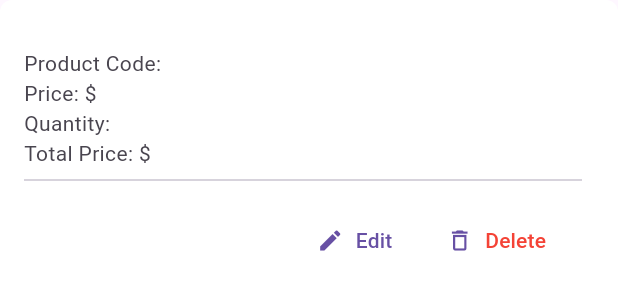
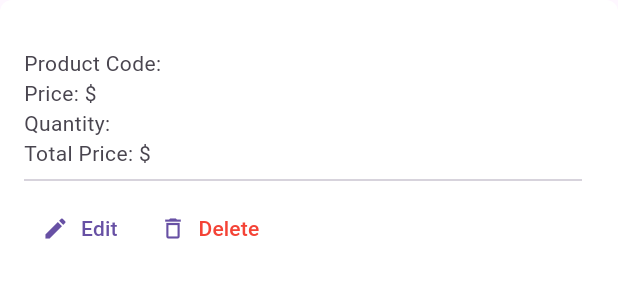
Before and after one commit to MontasirOpi/CARD_API_TEST, a Flutter app: the ProductItem widget shown alone on an empty page, opened directly with empty values, on a phone screen of 412 x 824 dp. Shown: the top 300 px of the screen. Run offline on Flutter 3.47's test engine with Material 3 defaults, Android fonts, the phone set to English and light mode, and no system bars; network calls fail.

Commit message:
product item error

```diff
--- a/lib/widgets/product_item.dart
+++ b/lib/widgets/product_item.dart
@@ -1,31 +1,26 @@
 import 'package:card_app/models/product.dart';
 import 'package:card_app/screens/delete_product.dart';
 import 'package:card_app/screens/edit_product.dart';
-
-
 import 'package:flutter/material.dart';
-
 
 class ProductItem extends StatefulWidget {
   const ProductItem({
-    super.key, required this.product,
+    super.key,
+    required this.product,
   });
   final Product product;
 
   @override
-  State<ProductItem> createState() => _productItemState();
+  State<ProductItem> createState() => _ProductItemState();
 }
 
-class _productItemState extends State<ProductItem> {
-  get product => null;
-
-
+class _ProductItemState extends State<ProductItem> {
   @override
   Widget build(BuildContext context) {
     return ListTile(
       shape: RoundedRectangleBorder(borderRadius: BorderRadius.circular(8)),
       tileColor: Colors.white,
-      title:  Text(widget.product.productName),
+      title: Text(widget.product.productName),
       subtitle: Column(
         crossAxisAlignment: CrossAxisAlignment.start,
         children: [
@@ -33,38 +28,35 @@ class _productItemState extends State<ProductItem> {
           Text('Price: \$${widget.product.unitPrice}'),
           Text('Quantity: ${widget.product.quantity}'),
           Text('Total Price: \$${widget.product.totalPrice}'),
-           Divider(),
-          ButtonBar(
+          const Divider(),
+          OverflowBar(
             children: [
               TextButton.icon(
                 onPressed: () {
                   Navigator.push(
                     context,
                     MaterialPageRoute(
-                      builder: (context) => EditProductScreen(product: product),
+                      builder: (context) => EditProductScreen(product: widget.product),
                     ),
                   );
-
                 },
                 icon: const Icon(Icons.edit),
                 label: const Text('Edit'),
               ),
               TextButton.icon(
                 onPressed: () {
-                 deleteProduct(context, product.id);
+                  deleteProduct(context, widget.product.id);
                 },
                 icon: const Icon(Icons.delete_outline),
                 label: const Text(
                   'Delete',
                   style: TextStyle(color: Colors.red),
-                ))
+                ),
+              ),
             ],
-          )
+          ),
         ],
       ),
     );
   }
-
-
-
 }
```
Also changed, not shown: lib/main.dart (+0 -8 lines), pubspec.lock. Lines whose indentation alone changed are shown as unchanged.
